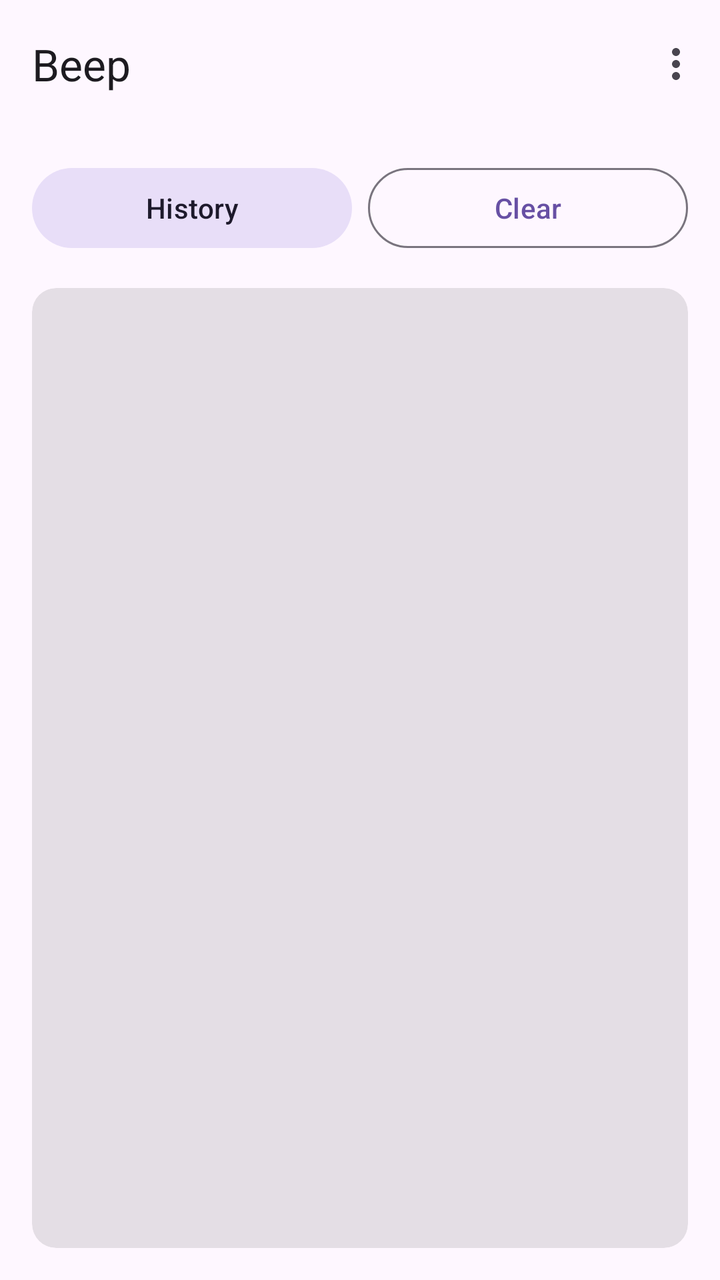
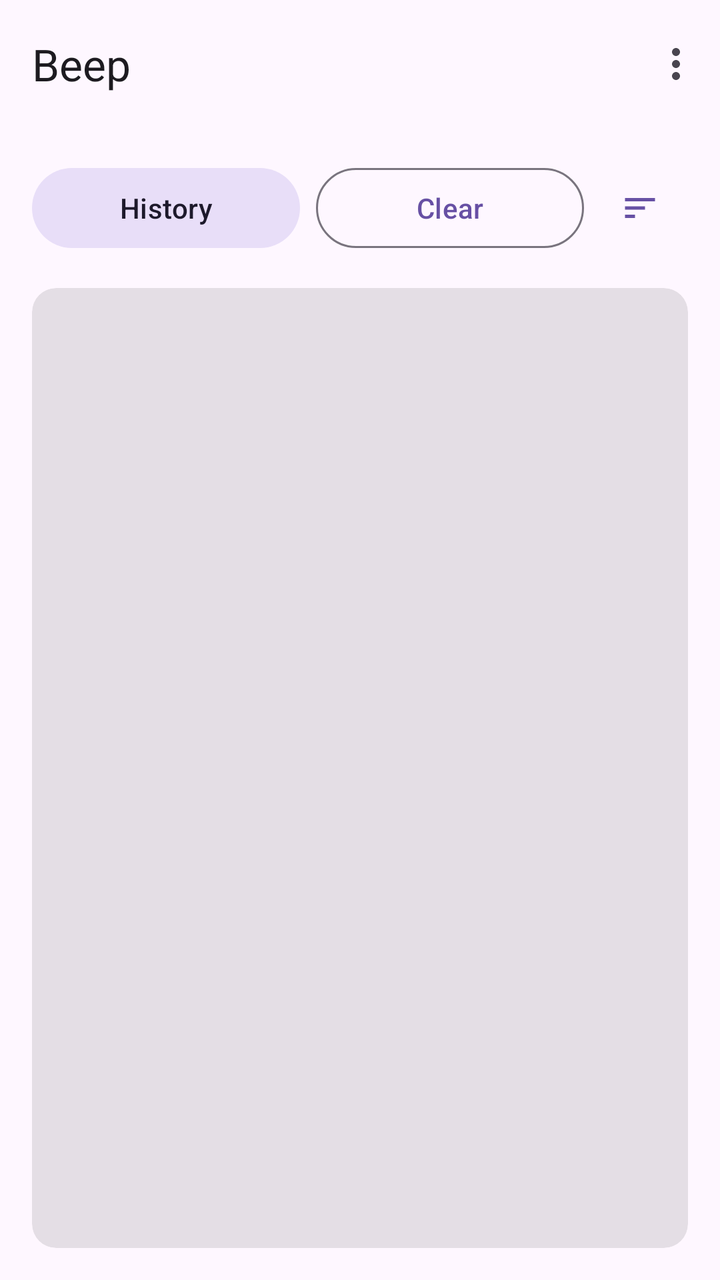

Two renders of the same Android screen: before a commit and after it. Below are the layout's source before the change and the commit's diff.
<!-- AndroidManifest.xml: application theme Theme.Whisperandroidjava -->
<!-- res/layout/activity_main.xml -->
<?xml version="1.0" encoding="utf-8"?>
<androidx.coordinatorlayout.widget.CoordinatorLayout xmlns:android="http://schemas.android.com/apk/res/android"
  xmlns:app="http://schemas.android.com/apk/res-auto"
  xmlns:tools="http://schemas.android.com/tools"
  android:layout_width="match_parent"
  android:layout_height="match_parent"
  android:fitsSystemWindows="true"
  tools:context=".MainActivity">

  <com.google.android.material.appbar.AppBarLayout
    android:layout_width="match_parent"
    android:layout_height="wrap_content">

    <com.google.android.material.appbar.MaterialToolbar
      android:id="@+id/toolbar"
      android:layout_width="match_parent"
      android:layout_height="?attr/actionBarSize"
      app:title="@string/app_name"
      app:menu="@menu/main_menu" />

  </com.google.android.material.appbar.AppBarLayout>

  <androidx.constraintlayout.widget.ConstraintLayout
    android:layout_width="match_parent"
    android:layout_height="match_parent"
    app:layout_behavior="@string/appbar_scrolling_view_behavior"
    android:padding="16dp">

    <com.google.android.material.button.MaterialButton
      android:id="@+id/button_history"
      style="@style/Widget.Material3.Button.TonalButton"
      android:layout_width="0dp"
      android:layout_height="wrap_content"
      android:layout_marginTop="0dp"
      android:layout_marginEnd="4dp"
      android:text="@string/button_history"
      app:layout_constraintEnd_toStartOf="@+id/button_clear"
      app:layout_constraintStart_toStartOf="parent"
      app:layout_constraintTop_toTopOf="parent" />

    <com.google.android.material.button.MaterialButton
      android:id="@+id/button_clear"
      style="@style/Widget.Material3.Button.OutlinedButton"
      android:layout_width="0dp"
      android:layout_height="wrap_content"
      android:layout_marginTop="0dp"
      android:layout_marginStart="4dp"
      android:text="@string/button_clear"
      app:layout_constraintEnd_toEndOf="parent"
      app:layout_constraintStart_toEndOf="@+id/button_history"
      app:layout_constraintTop_toTopOf="parent" />

    <com.google.android.material.card.MaterialCardView
      android:id="@+id/outputCard"
      style="?attr/materialCardViewFilledStyle"
      android:layout_width="match_parent"
      android:layout_height="0dp"
      android:layout_marginTop="16dp"
      app:cardBackgroundColor="#1A000000"
      app:layout_constraintBottom_toBottomOf="parent"
      app:layout_constraintTop_toBottomOf="@+id/button_history">

      <androidx.core.widget.NestedScrollView
        android:id="@+id/scrollView"
        android:layout_width="match_parent"
        android:layout_height="match_parent"
        android:padding="12dp">

        <LinearLayout
            android:layout_width="match_parent"
            android:layout_height="wrap_content"
            android:orientation="vertical">

            <LinearLayout
                android:id="@+id/transcription_container"
                android:layout_width="match_parent"
                android:layout_height="wrap_content"
                android:orientation="vertical"
                android:animateLayoutChanges="true" />
        </LinearLayout>
      </androidx.core.widget.NestedScrollView>

    </com.google.android.material.card.MaterialCardView>

    <ProgressBar
      android:id="@+id/progressBar"
      style="?android:attr/progressBarStyleLarge"
      android:layout_width="wrap_content"
      android:layout_height="wrap_content"
      android:visibility="gone"
      android:elevation="8dp"
      app:layout_constraintBottom_toBottomOf="parent"
      app:layout_constraintEnd_toEndOf="parent"
      app:layout_constraintStart_toStartOf="parent"
      app:layout_constraintTop_toTopOf="parent"
      tools:visibility="visible" />

  </androidx.constraintlayout.widget.ConstraintLayout>

</androidx.coordinatorlayout.widget.CoordinatorLayout>
<!-- resources referenced by this layout -->
<resources>
  <string name="app_name">Beep</string>
  <string name="button_clear">Clear</string>
  <string name="button_history">History</string>
  <style name="Theme.Whisperandroidjava" parent="Theme.Material3.DayNight.NoActionBar">
      
      <item name="colorPrimary">@color/primary_light</item>
      <item name="colorOnPrimary">@color/on_primary_light</item>
      <item name="colorPrimaryContainer">@color/primary_container_light</item>
      <item name="colorOnPrimaryContainer">@color/on_primary_container_light</item>
  
      
      <item name="colorSecondary">@color/secondary_light</item>
      <item name="colorOnSecondary">@color/on_secondary_light</item>
      <item name="colorSecondaryContainer">@color/secondary_container_light</item>
      <item name="colorOnSecondaryContainer">@color/on_secondary_container_light</item>
  
      
      <item name="android:windowBackground">@color/background_light</item>
      <item name="colorSurface">@color/surface_light</item>
      <item name="colorOnSurface">@color/on_surface_light</item>
  
      
      <item name="android:statusBarColor">?attr/colorSurfaceContainer</item>
      <item name="android:windowLightStatusBar">true</item>
    </style>
  <color name="primary_light">#6750A4</color>
  <color name="on_primary_light">#FFFFFF</color>
  <color name="primary_container_light">#EADDFF</color>
  <color name="on_primary_container_light">#21005D</color>
  <color name="secondary_light">#625B71</color>
  <color name="on_secondary_light">#FFFFFF</color>
  <color name="secondary_container_light">#E8DEF8</color>
  <color name="on_secondary_container_light">#1D192B</color>
  <color name="background_light">#FEF7FF</color>
  <color name="surface_light">#FEF7FF</color>
  <color name="on_surface_light">#1D1B20</color>
</resources>

<!-- the commit's change to res/layout/activity_main.xml (unified diff, before → after) -->
@@ -45,10 +45,30 @@
       android:layout_height="wrap_content"
       android:layout_marginTop="0dp"
       android:layout_marginStart="4dp"
+      android:layout_marginEnd="4dp"
       android:text="@string/button_clear"
-      app:layout_constraintEnd_toEndOf="parent"
+      app:layout_constraintEnd_toStartOf="@+id/button_sort_tasks"
       app:layout_constraintStart_toEndOf="@+id/button_history"
       app:layout_constraintTop_toTopOf="parent" />
+
+    <com.google.android.material.button.MaterialButton
+      android:id="@+id/button_sort_tasks"
+      style="?attr/materialIconButtonStyle"
+      android:layout_width="wrap_content"
+      android:layout_height="wrap_content"
+      android:contentDescription="@string/sort_tasks"
+      app:icon="@drawable/ic_sort_tasks"
+      app:layout_constraintBottom_toBottomOf="@+id/button_clear"
+      app:layout_constraintEnd_toEndOf="parent"
+      app:layout_constraintStart_toEndOf="@+id/button_clear"
+      app:layout_constraintTop_toTopOf="@+id/button_clear" />
+
+    <androidx.constraintlayout.widget.Barrier
+      android:id="@+id/top_buttons_barrier"
+      android:layout_width="wrap_content"
+      android:layout_height="wrap_content"
+      app:barrierDirection="bottom"
+      app:constraint_referenced_ids="button_history,button_clear,button_sort_tasks" />
 
     <com.google.android.material.card.MaterialCardView
       android:id="@+id/outputCard"
@@ -58,7 +78,7 @@
       android:layout_marginTop="16dp"
       app:cardBackgroundColor="#1A000000"
       app:layout_constraintBottom_toBottomOf="parent"
-      app:layout_constraintTop_toBottomOf="@+id/button_history">
+      app:layout_constraintTop_toBottomOf="@+id/top_buttons_barrier">
 
       <androidx.core.widget.NestedScrollView
         android:id="@+id/scrollView"
<!-- resource entries referenced after the edit -->
@@ -1,8 +1,21 @@
 <!-- resources referenced by this layout -->
 <resources>
+  <!-- drawable ic_sort_tasks (drawable) -->
+  <?xml version="1.0" encoding="utf-8"?>
+  <vector xmlns:android="http://schemas.android.com/apk/res/android"
+      android:width="24dp"
+      android:height="24dp"
+      android:viewportWidth="24"
+      android:viewportHeight="24"
+      android:tint="?attr/colorOnSurface">
+    <path
+        android:fillColor="@android:color/white"
+        android:pathData="M3,18h6v-2H3v2zM3,6v2h18V6H3zM3,13h12v-2H3v2z"/>
+  </vector>
   <string name="app_name">Beep</string>
   <string name="button_clear">Clear</string>
   <string name="button_history">History</string>
+  <string name="sort_tasks">Sort tasks</string>
   <style name="Theme.Whisperandroidjava" parent="Theme.Material3.DayNight.NoActionBar">
       
       <item name="colorPrimary">@color/primary_light</item>
